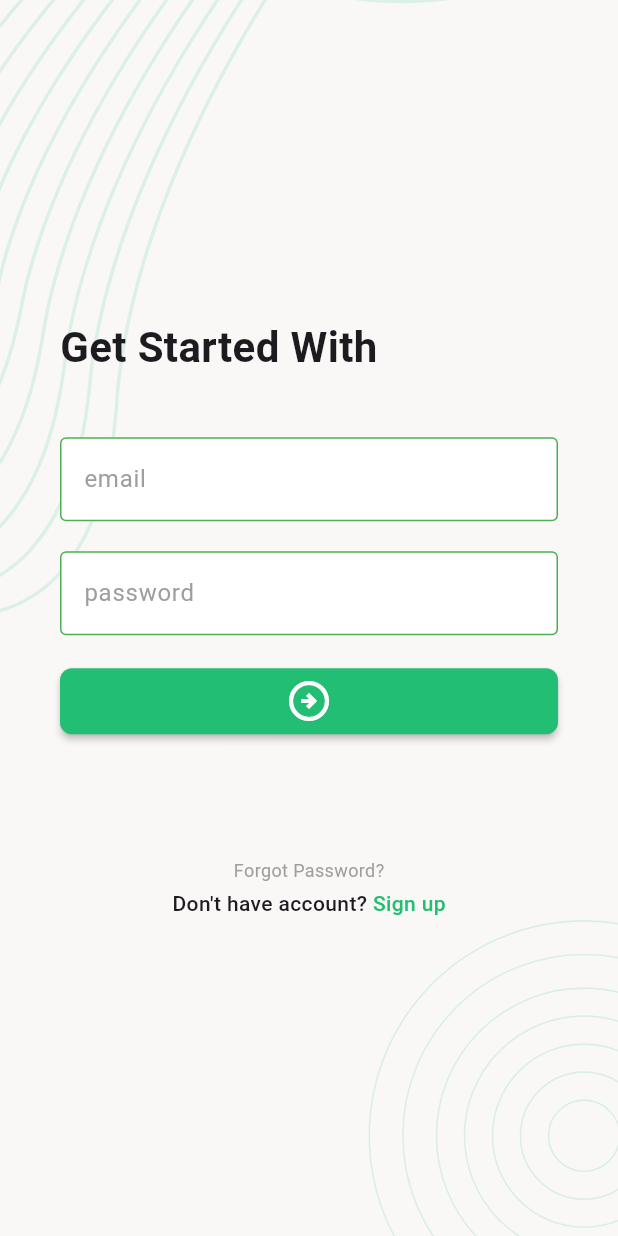
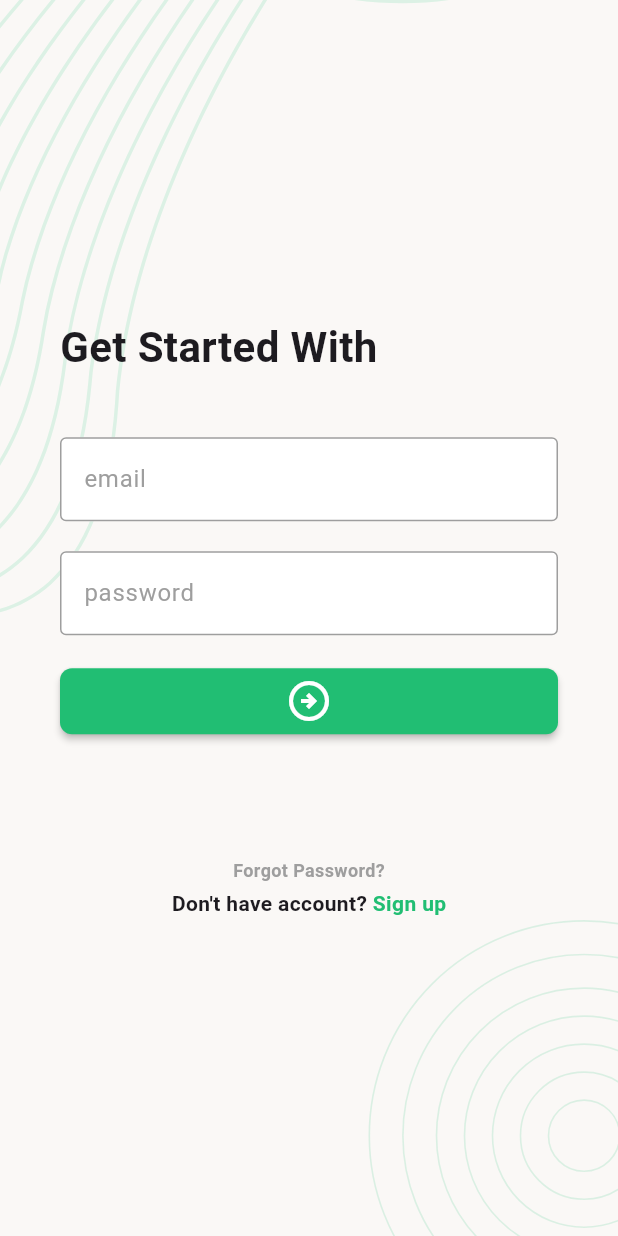
Before and after one commit to amitsurjo57/Flutter-Assignment, a Flutter app: the screen it shows after launch, on a phone screen of 412 x 824 dp. Run offline on Flutter 3.47's test engine with Material 3 defaults, Android fonts, the phone set to English and light mode, and no system bars; our stand-ins replace flutter_svg.

Commit message:
Ostad Assignment

```diff
--- a/lib/screens/log_in_screen.dart
+++ b/lib/screens/log_in_screen.dart
@@ -83,6 +83,7 @@ class _LogInScreenState extends State<LogInScreen> {
           style: TextStyle(
             fontSize: 12,
             color: Colors.grey,
+            fontWeight: FontWeight.bold,
           ),
         ),
         const SizedBox(height: 4),
--- a/lib/widgets/Starting App/checking_account_sign_button.dart
+++ b/lib/widgets/Starting App/checking_account_sign_button.dart
@@ -16,7 +16,7 @@ class CheckingAccountSignButton extends StatelessWidget {
   @override
   Widget build(BuildContext context) {
     TextStyle textStyle = const TextStyle(
-      fontWeight: FontWeight.w500,
+      fontWeight: FontWeight.bold,
     );
 
     return Row(
--- a/lib/widgets/Starting App/user_text_field.dart
+++ b/lib/widgets/Starting App/user_text_field.dart
@@ -18,7 +18,7 @@ class UserTextField extends StatelessWidget {
         fillColor: Colors.white,
         filled: true,
         enabledBorder: const OutlineInputBorder(
-          borderSide: BorderSide(color: Colors.green),
+          borderSide: BorderSide(color: Colors.grey),
         ),
         focusedBorder: const OutlineInputBorder(
           borderSide: BorderSide(color: Colors.green),
```
